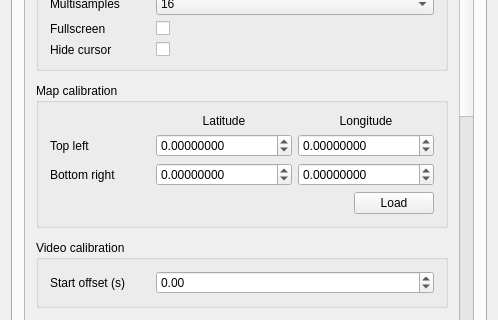
Old version of the form src/MainWindow.ui in the repository mikoro/orientview; both pictures show x 0 to 498 and y 195 to 515 of the 498 by 613 pixel window.
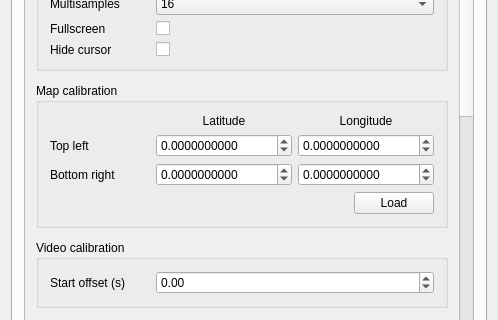
New version of the form. Icons and pictures are not drawn.

The edit to the form file:
```diff
--- a/src/MainWindow.ui
+++ b/src/MainWindow.ui
@@ -556,7 +556,7 @@
                   <string>Bottom right longitude</string>
                  </property>
                  <property name="decimals">
-                  <number>8</number>
+                  <number>10</number>
                  </property>
                  <property name="minimum">
                   <double>-180.000000000000000</double>
@@ -578,7 +578,7 @@
                   <string>Top left longitude</string>
                  </property>
                  <property name="decimals">
-                  <number>8</number>
+                  <number>10</number>
                  </property>
                  <property name="minimum">
                   <double>-180.000000000000000</double>
@@ -600,7 +600,7 @@
                   <string>Top left latitude</string>
                  </property>
                  <property name="decimals">
-                  <number>8</number>
+                  <number>10</number>
                  </property>
                  <property name="minimum">
                   <double>-90.000000000000000</double>
@@ -622,7 +622,7 @@
                   <string>Bottom right latitude</string>
                  </property>
                  <property name="decimals">
-                  <number>8</number>
+                  <number>10</number>
                  </property>
                  <property name="minimum">
                   <double>-90.000000000000000</double>
```
